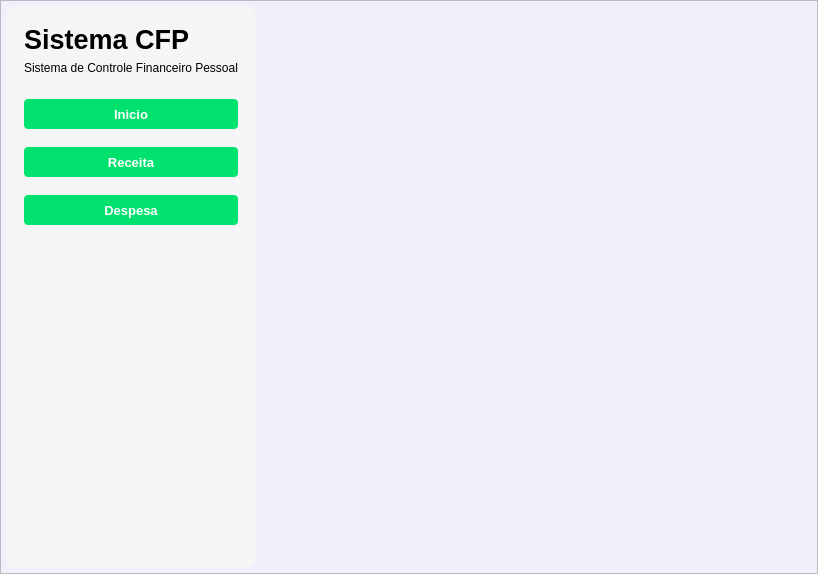
Before: the Qt Designer form view/main_window.ui in PedroGregori/Sistema_Financeiro_Pessoal--SENAC_BA-2022, drawn with Qt 5.
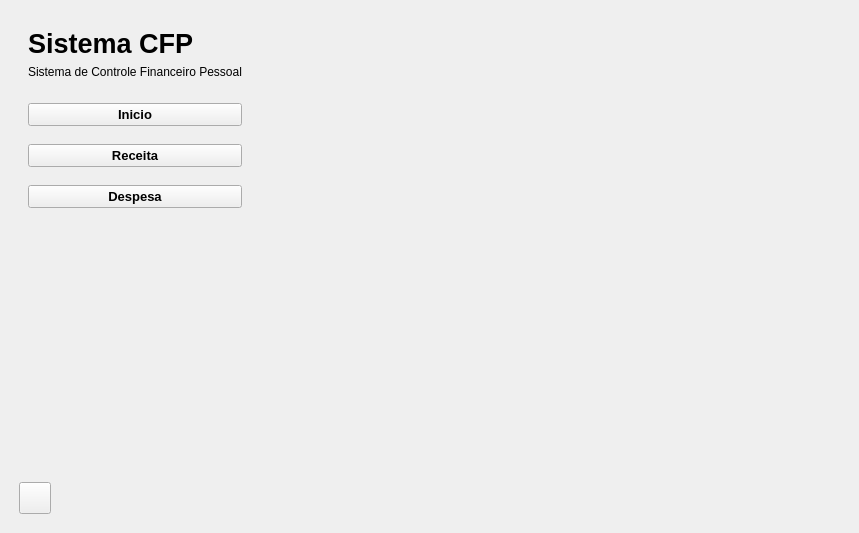
After: the same form once the commit is applied. Icons and pictures are not drawn.

Diff of the .ui file:
```diff
--- a/view/main_window.ui
+++ b/view/main_window.ui
@@ -6,8 +6,8 @@
    <rect>
     <x>0</x>
     <y>0</y>
-    <width>818</width>
-    <height>574</height>
+    <width>859</width>
+    <height>533</height>
    </rect>
   </property>
   <property name="windowTitle">
@@ -15,71 +15,20 @@
   </property>
   <widget class="QWidget" name="centralwidget">
    <property name="styleSheet">
-    <string notr="true">#frame{
-	background-color: rgb(240, 240, 250);
-
-}
-#menuLateral{
-	background-color: rgb(245, 245, 245);
-	border-radius: 10px;
-}
-#menuCenter .QPushButton{
-	background-color: rgb(0, 226, 109);
-	color: rgb(255, 255, 255);
-	border: 0 px solid rgb(0,0,0);
-	border-radius: 4px;	
-	height: 30px;
-}
-
-#menuCenter .QPushButton:hover{
-	background-color: rgb(0, 255, 127);
-	color:rgb(0, 68, 32);
-	border-radius: 4px;	
-}
-
-#themeBtn{
-	background: rgba(255, 255, 255, 0);
-	border:0 px solid rgb(255,255,255);
-	height: 32px;
-	width: 32px
-}</string>
-   </property>
-   <layout class="QVBoxLayout" name="verticalLayout_4">
-    <property name="leftMargin">
-     <number>0</number>
-    </property>
-    <property name="topMargin">
-     <number>0</number>
-    </property>
-    <property name="rightMargin">
-     <number>0</number>
-    </property>
-    <property name="bottomMargin">
-     <number>0</number>
-    </property>
-    <item>
-     <widget class="QFrame" name="frame">
-      <property name="styleSheet">
        <string notr="true"/>
       </property>
-      <property name="frameShape">
-       <enum>QFrame::StyledPanel</enum>
-      </property>
-      <property name="frameShadow">
-       <enum>QFrame::Raised</enum>
-      </property>
-      <layout class="QHBoxLayout" name="horizontalLayout_2">
+   <layout class="QHBoxLayout" name="horizontalLayout">
        <property name="leftMargin">
-        <number>5</number>
+     <number>10</number>
        </property>
        <property name="topMargin">
-        <number>5</number>
+     <number>10</number>
        </property>
        <property name="rightMargin">
-        <number>5</number>
+     <number>10</number>
        </property>
        <property name="bottomMargin">
-        <number>5</number>
+     <number>10</number>
        </property>
        <item>
         <widget class="QFrame" name="menuLateral">
@@ -90,6 +39,15 @@
           <enum>QFrame::Raised</enum>
          </property>
          <layout class="QVBoxLayout" name="verticalLayout_3">
+       <property name="leftMargin">
+        <number>9</number>
+       </property>
+       <property name="topMargin">
+        <number>9</number>
+       </property>
+       <property name="bottomMargin">
+        <number>9</number>
+       </property>
           <item>
            <widget class="QFrame" name="menuTop">
             <property name="frameShape">
@@ -109,6 +67,9 @@
                  <bold>true</bold>
                 </font>
                </property>
+            <property name="styleSheet">
+             <string notr="true"/>
+            </property>
                <property name="text">
                 <string>Sistema CFP</string>
                </property>
@@ -238,8 +199,8 @@
             </property>
             <property name="iconSize">
              <size>
-              <width>32</width>
-              <height>32</height>
+           <width>30</width>
+           <height>30</height>
              </size>
             </property>
             <property name="checkable">
@@ -261,9 +222,6 @@
          <widget class="QWidget" name="pageHome"/>
          <widget class="QWidget" name="pageReceita"/>
          <widget class="QWidget" name="pageDespesa"/>
-        </widget>
-       </item>
-      </layout>
      </widget>
     </item>
    </layout>
```
Lines whose indentation alone changed are shown as unchanged.
